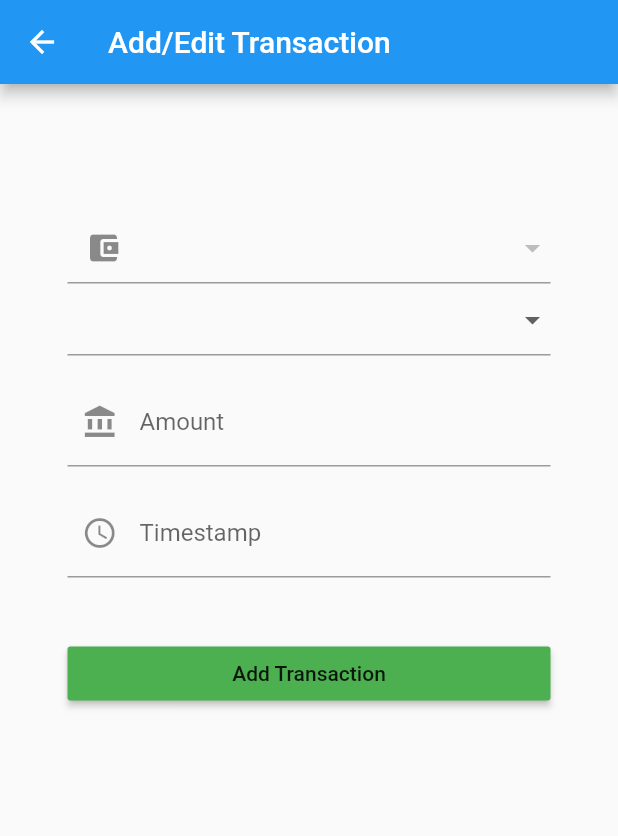
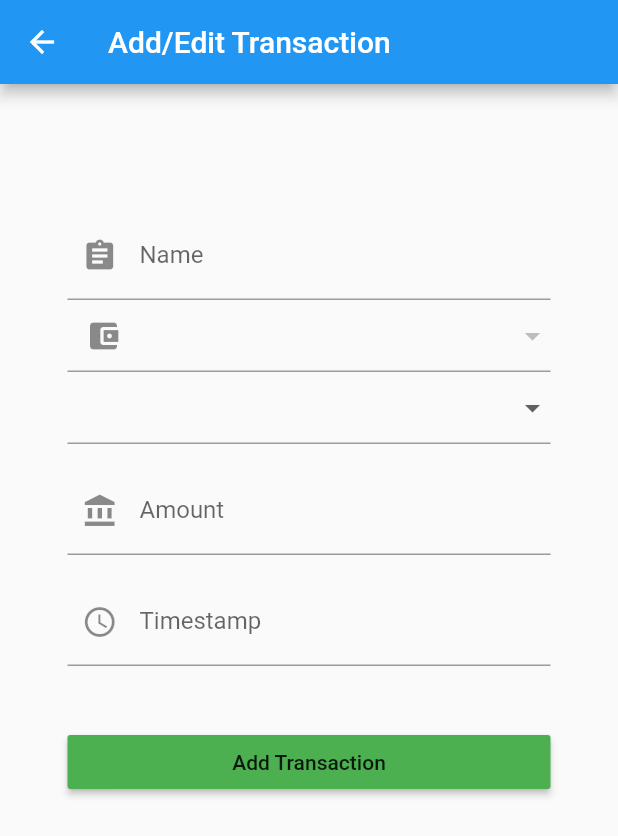
Before and after one commit to kapitalist-app/app, a Flutter app: the TransactionPage screen opened by its route, on a phone screen of 412 x 824 dp. Shown: the top 836 px of the screen. Run offline on Flutter 3.47's test engine with Material 2 defaults, Android fonts, the phone set to English and light mode, and no system bars; our stand-ins replace built_collection, built_value, charts_flutter, flutter_redux, redux, shared_preferences; missing offline and left inert: key_value_store, key_value_store_flutter; accounts and stored records are empty; generated files the repository leaves out were written again.

Commit message:
[FEAT] Progress again
- Track kapitalist backend and add name to transaction
- Fix transaction fetching on manual refresh (although still broken on load)
- Fix various issues with DateTime handling
- Add request/response debug function to KapitalistApi

```diff
--- a/lib/models/api/transaction_creation_request.dart
+++ b/lib/models/api/transaction_creation_request.dart
@@ -21,6 +21,9 @@ abstract class TransactionCreationRequest
   @BuiltValueField(wireName: 'category_id')
   int get categoryId;
 
+  @BuiltValueField(wireName: 'name')
+  String get name;
+
   @BuiltValueField(wireName: 'amount')
   int get amount;
 
--- a/lib/models/api/transaction_response.dart
+++ b/lib/models/api/transaction_response.dart
@@ -24,6 +24,9 @@ abstract class TransactionResponse
   @BuiltValueField(wireName: 'category_id')
   int get categoryId;
 
+  @BuiltValueField(wireName: 'name')
+  String get name;
+
   @BuiltValueField(wireName: 'amount')
   int get amount;
 
--- a/lib/models/transaction.dart
+++ b/lib/models/transaction.dart
@@ -7,6 +7,7 @@ class Transaction {
   final int id;
   final int walletId;
   final int categoryId;
+  final String name;
   final int amount;
   final DateTime timestamp;
 
@@ -16,6 +17,7 @@ class Transaction {
     @required this.id,
     @required this.walletId,
     @required this.categoryId,
+    @required this.name,
     @required this.amount,
     @required this.timestamp,
   });
@@ -24,6 +26,7 @@ class Transaction {
     id: resp.id,
     walletId: resp.walletId,
     categoryId: resp.categoryId,
+    name: resp.name,
     amount: resp.amount,
     timestamp: resp.timestamp,
   );
--- a/lib/redux/transaction/actions.dart
+++ b/lib/redux/transaction/actions.dart
@@ -17,8 +17,8 @@ class TransactionCreatedAction {
 
 class RefreshTransactionsAction {}
 
-class TransactionsUpdatedAction {
+class TransactionsFetchedAction {
   final List<TransactionResponse> response;
 
-  TransactionsUpdatedAction({@required this.response});
+  TransactionsFetchedAction({@required this.response});
 }
--- a/lib/redux/transaction/middleware.dart
+++ b/lib/redux/transaction/middleware.dart
@@ -22,7 +22,7 @@ class TransactionMiddleware extends MiddlewareClass<AppState> {
       for (var wallet in store.state.walletState.wallets) {
         resps.addAll(await api.getTransactions(wallet.id));
       }
-      store.dispatch(TransactionsUpdatedAction(response: resps));
+      store.dispatch(TransactionsFetchedAction(response: resps));
     }
     else if (action is CreateTransactionAction) {
       // XXX: Check if this is okay or if api might be "old state"
--- a/lib/ui/pages/transaction_page.dart
+++ b/lib/ui/pages/transaction_page.dart
@@ -19,6 +19,7 @@ class _TransactionPageState extends State<TransactionPage> {
   final _keyForm = new GlobalKey<FormState>();
   final _keyWallet = new GlobalKey<FormFieldState<Wallet>>();
   final _keyCategory = new GlobalKey<FormFieldState<int>>();
+  final _keyName = new GlobalKey<FormFieldState<String>>();
   final _keyAmount = new GlobalKey<FormFieldState<String>>();
   final _keyTimestamp = new GlobalKey<FormFieldState<String>>();
 
@@ -36,12 +37,14 @@ class _TransactionPageState extends State<TransactionPage> {
     if (form.validate()) {
       final wallet = _keyWallet.currentState.value;
       final category = _keyCategory.currentState.value;
+      final name = _keyName.currentState.value;
       final amount = int.parse(_keyAmount.currentState.value);
-      final timestamp = DateTime.tryParse(_keyTimestamp.currentState?.value);
+      final timestamp = DateTime.tryParse(_keyTimestamp.currentState?.value)?.toUtc();
 
       final req = TransactionCreationRequest((b) => b
         ..walletId = wallet.id
         ..categoryId = category
+        ..name = name
         ..amount = amount
         ..timestamp = timestamp);
       final store = StoreProvider.of<AppState>(context);
@@ -64,6 +67,13 @@ class _TransactionPageState extends State<TransactionPage> {
           padding: const EdgeInsets.all(45.0),
           children: <Widget>[
             const SizedBox(height: 40.0),
+            UiUtil.buildTextFormField(
+              _keyName,
+              'Name',
+              (val) => val == null ? 'Name cannot be empty' : null,
+              icon: Icons.assignment,
+              inputType: TextInputType.text,
+            ),
             StoreConnector<AppState, List<Wallet>>(
               converter: (store) => store.state.walletState.wallets,
               builder: (_, wallets) {
@@ -77,7 +87,8 @@ class _TransactionPageState extends State<TransactionPage> {
                       prefixIcon: const Icon(Icons.account_balance_wallet),
                     ),
                     onChanged: (val) => setState(() => _wallet = val),
-                    validator: (val) => val == null ? 'Wallet cannot be empty' : null);
+                    validator: (val) =>
+                        val == null ? 'Wallet cannot be empty' : null);
               },
             ),
             DropdownButtonFormField(
@@ -88,15 +99,16 @@ class _TransactionPageState extends State<TransactionPage> {
                     DropdownMenuItem(value: i, child: Text('Category $i'))
                 ],
                 onChanged: (val) => setState(() => _category = val),
-              validator: (val) => val == null ? 'Category cannot be empty' : null
-            ),
+                validator: (val) =>
+                    val == null ? 'Category cannot be empty' : null),
             const SizedBox(height: 15.0),
             UiUtil.buildTextFormField(
               _keyAmount,
               'Amount',
               _validateAmount,
               icon: Icons.account_balance,
-              inputType: TextInputType.numberWithOptions(signed: true, decimal: false),
+              inputType:
+                  TextInputType.numberWithOptions(signed: true, decimal: false),
             ),
             const SizedBox(height: 15.0),
             UiUtil.buildTextFormField(
--- a/lib/util.dart
+++ b/lib/util.dart
@@ -10,4 +10,7 @@ class Util {
     final b = str.substring(4, 6);
     return Color.fromRGBO(int.parse(r, radix: 16), int.parse(g, radix: 16), int.parse(b, radix: 16), 1);
   }
+
+  static String pad2Zeroes(int number)
+    => number.toString().padLeft(2, '0');
 }
```
Also changed, not shown: lib/api/kapitalist_api.dart (+16 -10 lines), lib/redux/transaction/reducer.dart (+4 -4 lines), lib/ui/cards/last_transactions_card.dart (+6 -3 lines), pubspec.lock. Lines whose indentation alone changed are shown as unchanged.
